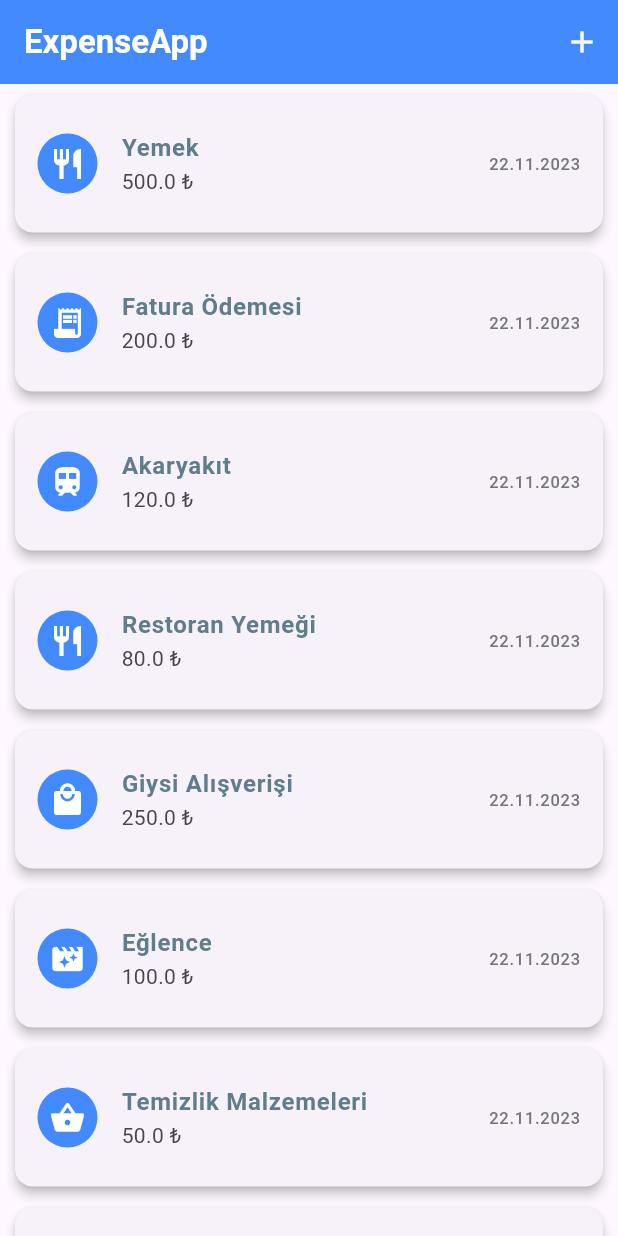
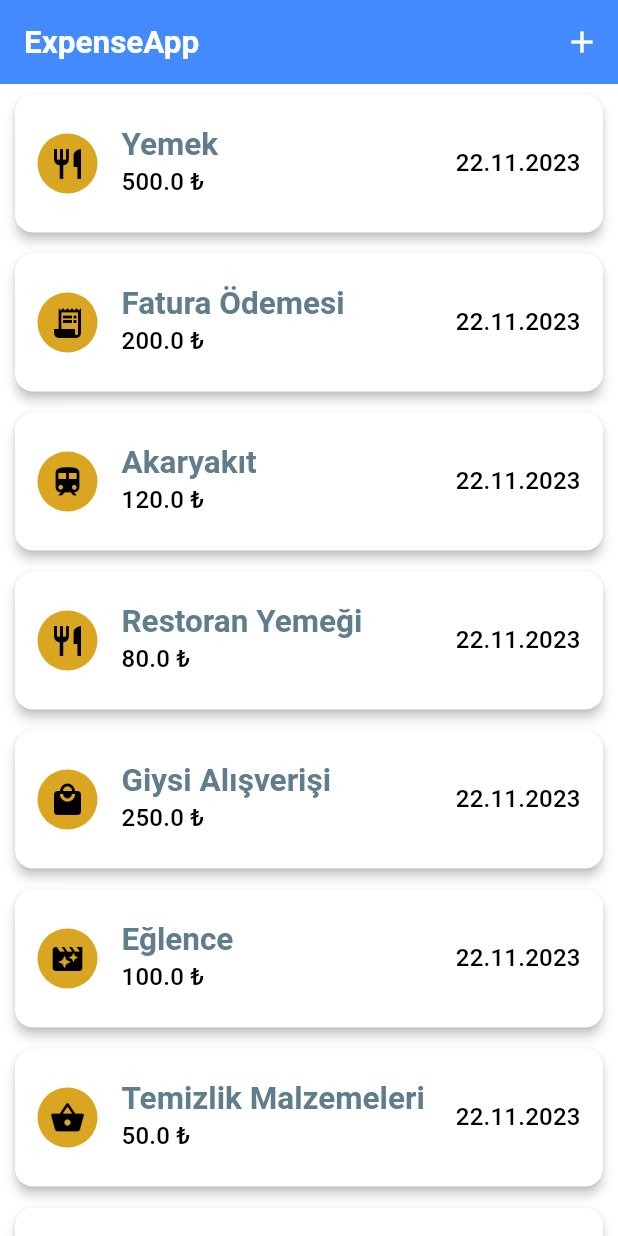
Before and after one commit to zahidseyyid/tobeto, a Flutter app: the screen it shows after launch, on a phone screen of 412 x 824 dp. Run offline on Flutter 3.47's test engine with Material 2 defaults, Android fonts, the light colour scheme and no system bars.

Commit message:
Snackbar undo - theme

```diff
--- a/expenseapp2/lib/widgets/expense_item.dart
+++ b/expenseapp2/lib/widgets/expense_item.dart
@@ -1,3 +1,4 @@
+import 'package:expense_app/constants/colors.dart';
 import 'package:flutter/material.dart';
 import 'package:expense_app/models/expense.dart';
 import 'package:intl/intl.dart';
@@ -9,6 +10,9 @@ class ExpenseItem extends StatelessWidget {
 
   @override
   Widget build(BuildContext context) {
+
+    final theme = Theme.of(context);
+
     return Card(
       elevation: 3,
       margin: const EdgeInsets.symmetric(horizontal: 10, vertical: 7),
@@ -16,16 +20,19 @@ class ExpenseItem extends StatelessWidget {
         contentPadding: const EdgeInsets.symmetric(vertical: 10, horizontal: 15),
         title: Text(
           expense.name,
-          style: TextStyle(fontWeight: FontWeight.bold, color: Colors.blueGrey),
+          style: theme.textTheme.titleLarge,
         ),
-        subtitle: Text("${expense.price} ₺"),
+        subtitle: Text(
+          "${expense.price} ₺",
+          style: theme.textTheme.titleMedium,
+        ),
         trailing: Text(
           DateFormat('dd.MM.yyyy').format(expense.date),
-          style: TextStyle(color: Colors.grey[600]),
+          style: theme.textTheme.titleMedium,
         ),
         leading: CircleAvatar(
-          backgroundColor: Colors.blueAccent,
-          child: Icon(categoryIcons[expense.category], color: Colors.white),
+          backgroundColor: circleColor,
+          child: Icon(categoryIcons[expense.category], color: iconColor),
         ),
       ),
     );
```
Also changed, not shown: expenseapp2/lib/constants/colors.dart (added, +21 -0 lines), expenseapp2/lib/constants/theme.dart (added, +57 -0 lines), expenseapp2/lib/main.dart (+6 -3 lines), expenseapp2/lib/pages/expenses_page.dart (+42 -1 lines), 1 other file.
